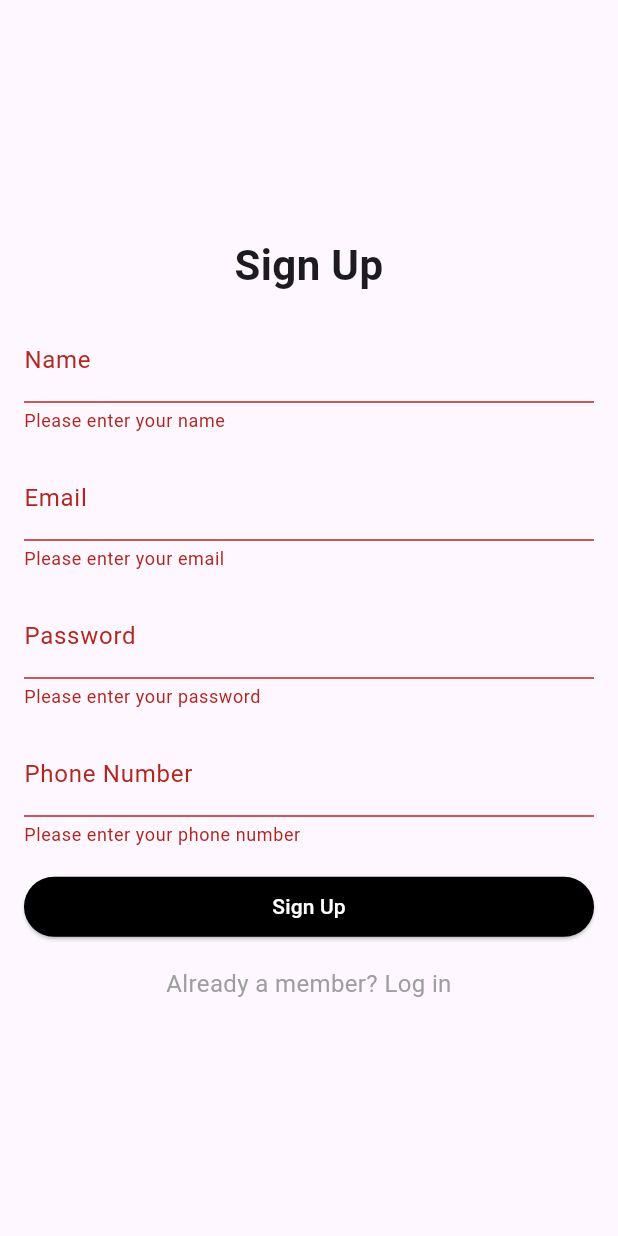
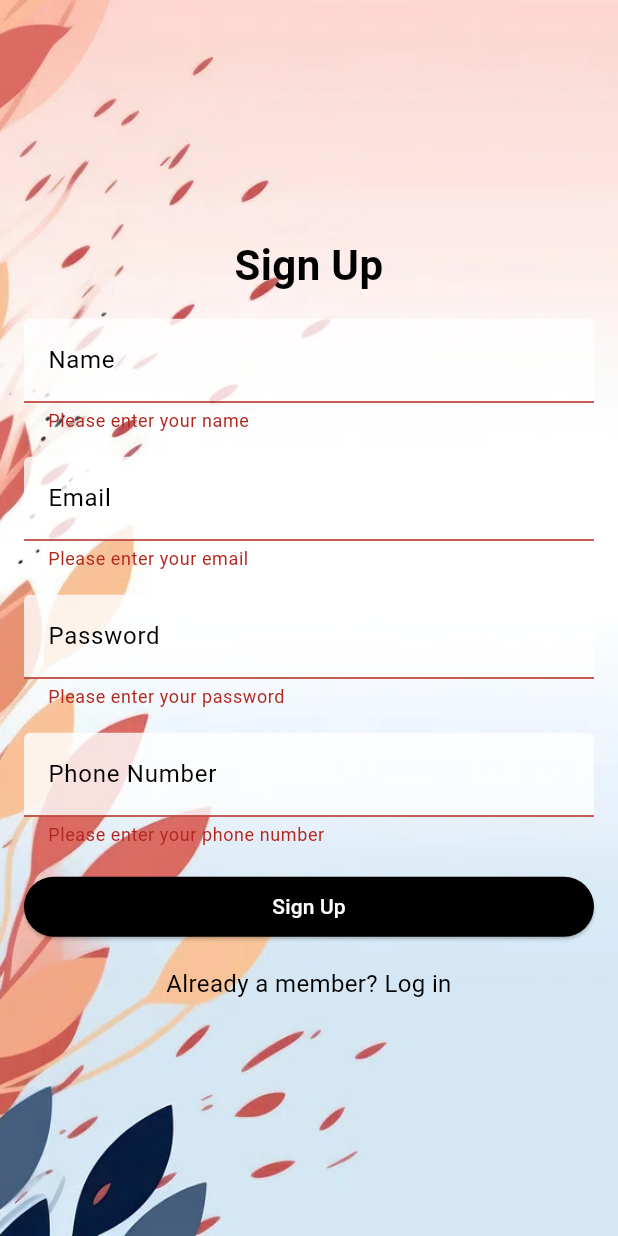
Before and after one commit to ST60002CEM/batch32b-Anishz77, a Flutter app: the SignUpScreen screen opened directly, after a tap on "Sign Up", on a phone screen of 412 x 824 dp. Run offline on Flutter 3.47's test engine with Material 3 defaults, Android fonts, the phone set to English and light mode, and no system bars; our stand-ins replace font_awesome_flutter.

Commit message:
BG Image added on signup screen

```diff
--- a/lib/screen/signup_screen.dart
+++ b/lib/screen/signup_screen.dart
@@ -5,7 +5,14 @@ class SignUpScreen extends StatelessWidget {
   @override
   Widget build(BuildContext context) {
     return Scaffold(
-      body: Center(
+      body: Stack(
+        fit: StackFit.expand,
+        children: [
+          Image.asset(
+            'assets/image/login.webp',
+            fit: BoxFit.cover,
+          ),
+          Center(
             child: SingleChildScrollView(
               padding: const EdgeInsets.all(16.0),
               child: Column(
@@ -16,8 +23,9 @@ class SignUpScreen extends StatelessWidget {
                     'Sign Up',
                     textAlign: TextAlign.center,
                     style: TextStyle(
-                  fontSize: 28, // Increased font size
+                      fontSize: 28,
                       fontWeight: FontWeight.bold,
+                      color: Colors.black, // Set text color to white for better visibility
                     ),
                   ),
                   SizedBox(height: 16.0),
@@ -27,20 +35,23 @@ class SignUpScreen extends StatelessWidget {
                     onTap: () {
                       Navigator.push(
                         context,
-              MaterialPageRoute(builder: (context) =>LoginPage()),);
+                        MaterialPageRoute(builder: (context) => LoginPage()),
+                      );
                     },
                     child: Text(
                       'Already a member? Log in',
                       textAlign: TextAlign.center,
                       style: TextStyle(
                         fontSize: 16,
-                    color: Colors.grey,
+                        color: Colors.black, // Set text color to white for better visibility
                       ),
                     ),
                   ),
                 ],
               ),
             ),
+          ),
+        ],
       ),
     );
   }
@@ -67,7 +78,12 @@ class _SignUpFormState extends State<SignUpForm> {
         children: [
           TextFormField(
             controller: _nameController,
-            decoration: InputDecoration(labelText: 'Name'),
+            decoration: InputDecoration(
+              labelText: 'Name',
+              labelStyle: TextStyle(color: Colors.black), // Set label text color to white
+              filled: true,
+              fillColor: Colors.white.withOpacity(0.8), // Set background color with some transparency
+            ),
             validator: (value) {
               if (value == null || value.isEmpty) {
                 return 'Please enter your name';
@@ -78,7 +94,12 @@ class _SignUpFormState extends State<SignUpForm> {
           SizedBox(height: 16.0),
           TextFormField(
             controller: _emailController,
-            decoration: InputDecoration(labelText: 'Email'),
+            decoration: InputDecoration(
+              labelText: 'Email',
+              labelStyle: TextStyle(color: Colors.black),
+              filled: true,
+              fillColor: Colors.white.withOpacity(0.8),
+            ),
             validator: (value) {
               if (value == null || value.isEmpty) {
                 return 'Please enter your email';
@@ -92,7 +113,12 @@ class _SignUpFormState extends State<SignUpForm> {
           SizedBox(height: 16.0),
           TextFormField(
             controller: _passwordController,
-            decoration: InputDecoration(labelText: 'Password'),
+            decoration: InputDecoration(
+              labelText: 'Password',
+              labelStyle: TextStyle(color: Colors.black),
+              filled: true,
+              fillColor: Colors.white.withOpacity(0.8),
+            ),
             obscureText: true,
             validator: (value) {
               if (value == null || value.isEmpty) {
@@ -107,13 +133,20 @@ class _SignUpFormState extends State<SignUpForm> {
           SizedBox(height: 16.0),
           TextFormField(
             controller: _phoneNumberController,
-            decoration: InputDecoration(labelText: 'Phone Number'),
+            decoration: InputDecoration(
+              labelText: 'Phone Number',
+              labelStyle: TextStyle(color: Colors.black),
+              filled: true,
+              fillColor: Colors.white.withOpacity(0.8),
+            ),
             keyboardType: TextInputType.phone,
             validator: (value) {
               if (value == null || value.isEmpty) {
                 return 'Please enter your phone number';
               }
-              // You can add more validation for phone number if needed
+              if (!RegExp(r'^\+?\d{10,}$').hasMatch(value)) {
+                return 'Please enter a valid phone number';
+              }
               return null;
             },
           ),
@@ -126,9 +159,12 @@ class _SignUpFormState extends State<SignUpForm> {
                 final email = _emailController.text;
                 final password = _passwordController.text;
                 final phoneNumber = _phoneNumberController.text;
-                Navigator.push(
+
+                // Navigate to the login screen after successful sign-up
+                Navigator.pushReplacement(
                   context,
-              MaterialPageRoute(builder: (context) =>LoginPage()),);
+                  MaterialPageRoute(builder: (context) => LoginPage()),
+                );
               }
             },
             style: ElevatedButton.styleFrom(
```
Also changed, not shown: assets/image/sign.jpg (added). Lines whose indentation alone changed are shown as unchanged.
